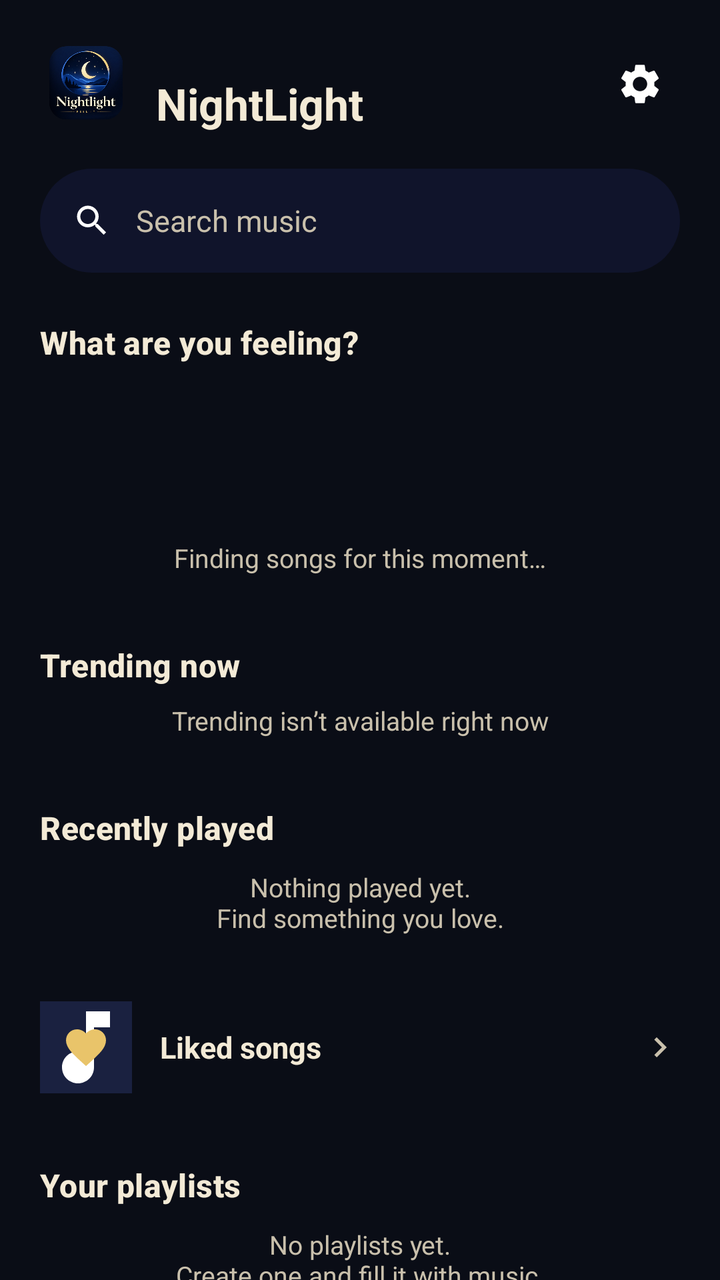
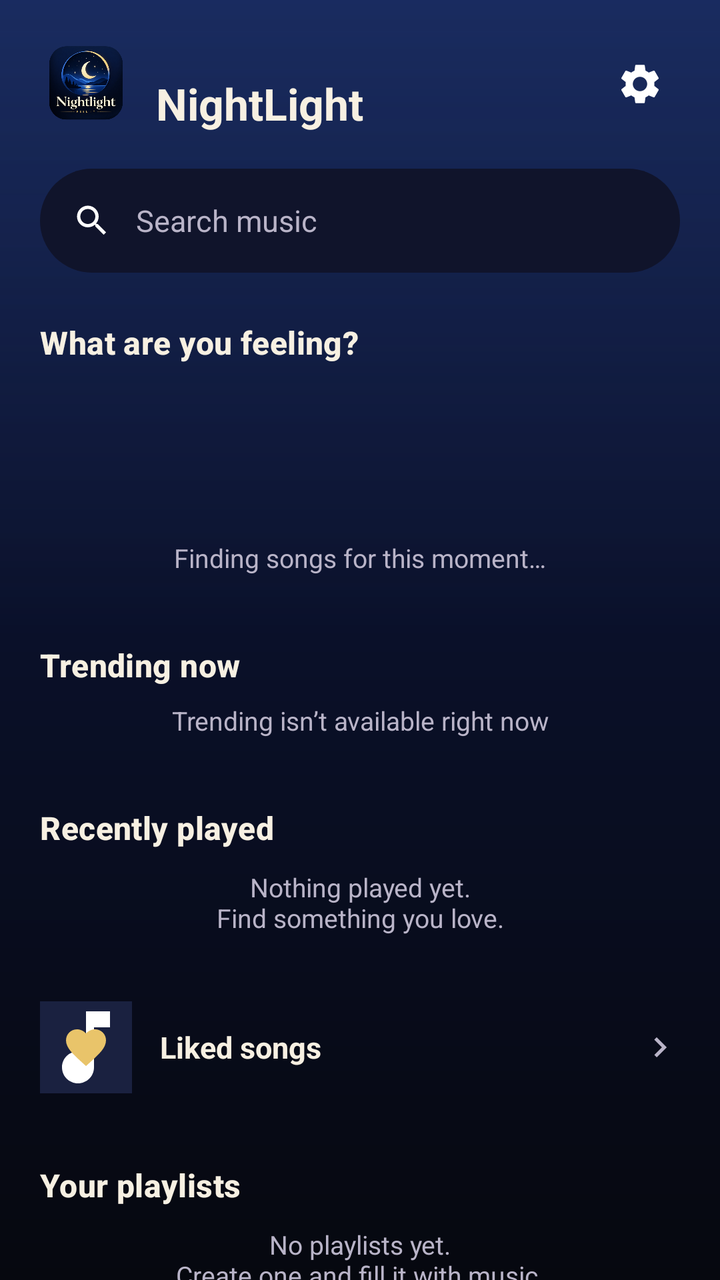

Two renders of the same Android screen: before a commit and after it. Below are the layout's source before the change and the commit's diff.
<!-- AndroidManifest.xml: application theme Theme.NightLight -->
<!-- res/layout/fragment_home.xml -->
<?xml version="1.0" encoding="utf-8"?>
<androidx.core.widget.NestedScrollView xmlns:android="http://schemas.android.com/apk/res/android"
    xmlns:app="http://schemas.android.com/apk/res-auto"
    android:id="@+id/home_scroll"
    android:layout_width="match_parent"
    android:layout_height="match_parent"
    android:background="@color/nightlight_navy_deep"
    android:fillViewport="true"
    android:scrollbars="none">

    <LinearLayout
        android:layout_width="match_parent"
        android:layout_height="wrap_content"
        android:orientation="vertical">

        
        <LinearLayout
            android:layout_width="match_parent"
            android:layout_height="wrap_content"
            android:gravity="center_vertical"
            android:orientation="horizontal"
            android:paddingStart="@dimen/screen_padding"
            android:paddingTop="18dp"
            android:paddingEnd="@dimen/screen_padding">

            <ImageView
                android:id="@+id/home_logo"
                android:layout_width="46dp"
                android:layout_height="46dp"
                android:contentDescription="@string/app_name"
                android:src="@drawable/nightlight_logo" />

            <LinearLayout
                android:layout_width="0dp"
                android:layout_height="wrap_content"
                android:layout_marginStart="12dp"
                android:layout_weight="1"
                android:orientation="vertical">

                <TextView
                    android:id="@+id/home_greeting"
                    android:layout_width="match_parent"
                    android:layout_height="wrap_content"
                    android:textColor="@color/nightlight_gold"
                    android:textSize="14sp" />

                <TextView
                    android:layout_width="match_parent"
                    android:layout_height="wrap_content"
                    android:text="@string/app_name"
                    android:textColor="@color/nightlight_cream"
                    android:textSize="22sp"
                    android:textStyle="bold" />
            </LinearLayout>

            <ImageButton
                android:id="@+id/home_settings"
                android:layout_width="40dp"
                android:layout_height="40dp"
                android:background="?attr/selectableItemBackgroundBorderless"
                android:contentDescription="@string/action_settings"
                android:src="@drawable/ic_settings" />
        </LinearLayout>

        
        <LinearLayout
            android:id="@+id/home_search_bar"
            android:layout_width="match_parent"
            android:layout_height="52dp"
            android:layout_marginStart="@dimen/screen_padding"
            android:layout_marginTop="18dp"
            android:layout_marginEnd="@dimen/screen_padding"
            android:background="@drawable/bg_search_bar"
            android:clickable="true"
            android:focusable="true"
            android:gravity="center_vertical"
            android:orientation="horizontal"
            android:paddingStart="16dp"
            android:paddingEnd="16dp">

            <ImageView
                android:layout_width="20dp"
                android:layout_height="20dp"
                android:contentDescription="@string/action_search"
                android:src="@drawable/ic_search" />

            <TextView
                android:layout_width="0dp"
                android:layout_height="wrap_content"
                android:layout_marginStart="12dp"
                android:layout_weight="1"
                android:text="@string/home_search_hint"
                android:textColor="@color/nightlight_cream_dim"
                android:textSize="15sp" />
        </LinearLayout>

        
        <TextView
            android:layout_width="wrap_content"
            android:layout_height="wrap_content"
            android:layout_marginStart="@dimen/screen_padding"
            android:layout_marginTop="24dp"
            android:text="@string/mood_question"
            android:textAppearance="@style/NightLightSectionTitle" />

        <HorizontalScrollView
            android:layout_width="match_parent"
            android:layout_height="wrap_content"
            android:layout_marginTop="10dp"
            android:clipToPadding="false"
            android:paddingStart="8dp"
            android:paddingEnd="8dp"
            android:scrollbars="none">

            <LinearLayout
                android:id="@+id/home_mood_row"
                android:layout_width="wrap_content"
                android:layout_height="wrap_content"
                android:orientation="horizontal" />
        </HorizontalScrollView>

        
        <TextView
            android:id="@+id/home_for_you_title"
            android:layout_width="wrap_content"
            android:layout_height="wrap_content"
            android:layout_marginStart="@dimen/screen_padding"
            android:layout_marginTop="26dp"
            android:textColor="@color/nightlight_gold"
            android:textSize="19sp"
            android:textStyle="bold" />

        <TextView
            android:id="@+id/home_for_you_subtitle"
            android:layout_width="wrap_content"
            android:layout_height="wrap_content"
            android:layout_marginStart="@dimen/screen_padding"
            android:layout_marginTop="2dp"
            android:textColor="@color/nightlight_cream_dim"
            android:textSize="12sp" />

        <FrameLayout
            android:layout_width="match_parent"
            android:layout_height="wrap_content">

            <androidx.recyclerview.widget.RecyclerView
                android:id="@+id/home_for_you"
                android:layout_width="match_parent"
                android:layout_height="wrap_content"
                android:layout_marginTop="8dp"
                android:clipToPadding="false"
                android:nestedScrollingEnabled="false"
                android:paddingStart="8dp"
                android:paddingEnd="8dp"
                android:scrollbars="none" />

            <TextView
                android:id="@+id/home_for_you_empty"
                android:layout_width="match_parent"
                android:layout_height="wrap_content"
                android:gravity="center"
                android:paddingTop="8dp"
                android:paddingBottom="8dp"
                android:text="@string/empty_for_you"
                android:textColor="@color/nightlight_cream_dim"
                android:textSize="13sp" />
        </FrameLayout>

        
        <TextView
            android:id="@+id/home_trending_title"
            android:layout_width="wrap_content"
            android:layout_height="wrap_content"
            android:layout_marginStart="@dimen/screen_padding"
            android:layout_marginTop="26dp"
            android:text="@string/section_trending"
            android:textAppearance="@style/NightLightSectionTitle" />

        <FrameLayout
            android:layout_width="match_parent"
            android:layout_height="wrap_content">

            <androidx.recyclerview.widget.RecyclerView
                android:id="@+id/home_trending"
                android:layout_width="match_parent"
                android:layout_height="wrap_content"
                android:layout_marginTop="8dp"
                android:clipToPadding="false"
                android:nestedScrollingEnabled="false"
                android:paddingStart="8dp"
                android:paddingEnd="8dp"
                android:scrollbars="none" />

            <TextView
                android:id="@+id/home_trending_empty"
                android:layout_width="match_parent"
                android:layout_height="wrap_content"
                android:gravity="center"
                android:paddingTop="8dp"
                android:paddingBottom="8dp"
                android:text="@string/empty_trending"
                android:textColor="@color/nightlight_cream_dim"
                android:textSize="13sp" />
        </FrameLayout>

        
        <TextView
            android:layout_width="wrap_content"
            android:layout_height="wrap_content"
            android:layout_marginStart="@dimen/screen_padding"
            android:layout_marginTop="26dp"
            android:text="@string/section_recently_played"
            android:textAppearance="@style/NightLightSectionTitle" />

        <FrameLayout
            android:layout_width="match_parent"
            android:layout_height="wrap_content">

            <androidx.recyclerview.widget.RecyclerView
                android:id="@+id/home_recent"
                android:layout_width="match_parent"
                android:layout_height="wrap_content"
                android:layout_marginTop="8dp"
                android:clipToPadding="false"
                android:nestedScrollingEnabled="false"
                android:paddingStart="8dp"
                android:paddingEnd="8dp"
                android:scrollbars="none" />

            <TextView
                android:id="@+id/home_recent_empty"
                android:layout_width="match_parent"
                android:layout_height="wrap_content"
                android:layout_marginStart="@dimen/screen_padding"
                android:layout_marginEnd="@dimen/screen_padding"
                android:gravity="center"
                android:paddingTop="10dp"
                android:paddingBottom="10dp"
                android:text="@string/empty_recently_played"
                android:textColor="@color/nightlight_cream_dim"
                android:textSize="13sp" />
        </FrameLayout>

        
        <LinearLayout
            android:id="@+id/home_liked_row"
            android:layout_width="match_parent"
            android:layout_height="64dp"
            android:layout_marginStart="@dimen/screen_padding"
            android:layout_marginTop="14dp"
            android:layout_marginEnd="@dimen/screen_padding"
            android:background="?attr/selectableItemBackground"
            android:gravity="center_vertical"
            android:orientation="horizontal">

            <ImageView
                android:layout_width="46dp"
                android:layout_height="46dp"
                android:background="@drawable/bg_artwork_placeholder"
                android:contentDescription="@string/section_liked_songs"
                android:padding="11dp"
                android:src="@drawable/ic_favorite"
                app:tint="@color/nightlight_gold" />

            <TextView
                android:layout_width="0dp"
                android:layout_height="wrap_content"
                android:layout_marginStart="14dp"
                android:layout_weight="1"
                android:text="@string/section_liked_songs"
                android:textColor="@color/nightlight_cream"
                android:textSize="@dimen/track_title"
                android:textStyle="bold" />

            <TextView
                android:id="@+id/home_liked_count"
                android:layout_width="wrap_content"
                android:layout_height="wrap_content"
                android:textColor="@color/nightlight_cream_dim"
                android:textSize="13sp" />

            <ImageView
                android:layout_width="20dp"
                android:layout_height="20dp"
                android:contentDescription="@string/action_more"
                android:src="@drawable/ic_chevron_right"
                app:tint="@color/nightlight_cream_dim" />
        </LinearLayout>

        
        <TextView
            android:layout_width="wrap_content"
            android:layout_height="wrap_content"
            android:layout_marginStart="@dimen/screen_padding"
            android:layout_marginTop="26dp"
            android:text="@string/section_your_playlists"
            android:textAppearance="@style/NightLightSectionTitle" />

        <FrameLayout
            android:layout_width="match_parent"
            android:layout_height="wrap_content">

            <androidx.recyclerview.widget.RecyclerView
                android:id="@+id/home_playlists"
                android:layout_width="match_parent"
                android:layout_height="wrap_content"
                android:layout_marginTop="8dp"
                android:clipToPadding="false"
                android:nestedScrollingEnabled="false"
                android:paddingStart="8dp"
                android:paddingEnd="8dp"
                android:scrollbars="none" />

            <TextView
                android:id="@+id/home_playlists_empty"
                android:layout_width="match_parent"
                android:layout_height="wrap_content"
                android:layout_marginStart="@dimen/screen_padding"
                android:layout_marginEnd="@dimen/screen_padding"
                android:gravity="center"
                android:paddingTop="10dp"
                android:paddingBottom="10dp"
                android:text="@string/empty_playlists"
                android:textColor="@color/nightlight_cream_dim"
                android:textSize="13sp" />
        </FrameLayout>

        <Space
            android:layout_width="match_parent"
            android:layout_height="24dp" />
    </LinearLayout>
</androidx.core.widget.NestedScrollView>
<!-- resources referenced by this layout -->
<resources>
  <color name="nightlight_cream">#F3EAD6</color>
  <color name="nightlight_cream_dim">#C9C0AC</color>
  <color name="nightlight_gold">#E9C46A</color>
  <color name="nightlight_navy_deep">#0A0D16</color>
  <dimen name="screen_padding">20dp</dimen>
  <dimen name="track_title">15sp</dimen>
  <!-- drawable bg_search_bar (drawable) -->
  <?xml version="1.0" encoding="utf-8"?>
  <shape xmlns:android="http://schemas.android.com/apk/res/android"
      android:shape="rectangle">
      <solid android:color="@color/nightlight_navy" />
      <corners android:radius="26dp" />
  </shape>
  <!-- drawable ic_chevron_right (drawable) -->
  <vector xmlns:android="http://schemas.android.com/apk/res/android"
      android:width="24dp" android:height="24dp"
      android:viewportWidth="24" android:viewportHeight="24">
      <path android:fillColor="#FFFFFFFF" android:pathData="M10,6L8.59,7.41 13.17,12l-4.58,4.59L10,18l6,-6z" />
  </vector>
  <!-- drawable ic_favorite (drawable) -->
  <vector xmlns:android="http://schemas.android.com/apk/res/android"
      android:width="24dp" android:height="24dp"
      android:viewportWidth="24" android:viewportHeight="24">
      <path android:fillColor="#FFFFFFFF" android:pathData="M12,21.35l-1.45,-1.32C5.4,15.36 2,12.28 2,8.5 2,5.42 4.42,3 7.5,3c1.74,0 3.41,0.81 4.5,2.09C13.09,3.81 14.76,3 16.5,3 19.58,3 22,5.42 22,8.5c0,3.78 -3.4,6.86 -8.55,11.54L12,21.35z" />
  </vector>
  <string name="action_more">More options</string>
  <string name="action_search">Search</string>
  <string name="action_settings">Settings</string>
  <string name="app_name">NightLight</string>
  <string name="empty_for_you">Finding songs for this moment…</string>
  <string name="empty_playlists">No playlists yet.\nCreate one and fill it with music.</string>
  <string name="empty_recently_played">Nothing played yet.\nFind something you love.</string>
  <string name="empty_trending">Trending isn’t available right now</string>
  <string name="home_search_hint">Search music</string>
  <string name="mood_question">What are you feeling?</string>
  <string name="section_liked_songs">Liked songs</string>
  <string name="section_recently_played">Recently played</string>
  <string name="section_trending">Trending now</string>
  <string name="section_your_playlists">Your playlists</string>
  <style name="NightLightSectionTitle" parent="TextAppearance.Material3.TitleMedium">
          <item name="android:textColor">@color/nightlight_cream</item>
          <item name="android:textStyle">bold</item>
      </style>
  <color name="nightlight_navy_soft">#1A2140</color>
  <!-- drawable ic_music_note (drawable) -->
  <vector xmlns:android="http://schemas.android.com/apk/res/android"
      android:width="24dp" android:height="24dp"
      android:viewportWidth="24" android:viewportHeight="24">
      <path android:fillColor="#FFFFFFFF" android:pathData="M12,3v10.55c-0.59,-0.34 -1.27,-0.55 -2,-0.55 -2.21,0 -4,1.79 -4,4s1.79,4 4,4 4,-1.79 4,-4L14,7h4L18,3h-6z" />
  </vector>
  <color name="nightlight_navy">#10142B</color>
  <color name="nightlight_navy_card">#151B38</color>
  <color name="nightlight_error">#E76F51</color>
  <!-- unchanged entries left out for length: 5 -->
</resources>

<!-- the commit's change to res/layout/fragment_home.xml (unified diff, before → after) -->
@@ -4,7 +4,7 @@
     android:id="@+id/home_scroll"
     android:layout_width="match_parent"
     android:layout_height="match_parent"
-    android:background="@color/nightlight_navy_deep"
+    android:background="@drawable/bg_home_cinematic"
     android:fillViewport="true"
     android:scrollbars="none">
 
<!-- resource entries referenced after the edit -->
@@ -1,11 +1,33 @@
 <!-- resources referenced by this layout -->
 <resources>
-  <color name="nightlight_cream">#F3EAD6</color>
-  <color name="nightlight_cream_dim">#C9C0AC</color>
+  <color name="nightlight_cream">#F7F0E2</color>
+  <color name="nightlight_cream_dim">#B9B4C8</color>
   <color name="nightlight_gold">#E9C46A</color>
-  <color name="nightlight_navy_deep">#0A0D16</color>
+  <color name="nightlight_navy_deep">#070A16</color>
   <dimen name="screen_padding">20dp</dimen>
   <dimen name="track_title">15sp</dimen>
+  <!-- drawable bg_home_cinematic (drawable) -->
+  <?xml version="1.0" encoding="utf-8"?>
+  <layer-list xmlns:android="http://schemas.android.com/apk/res/android">
+      <item>
+          <shape android:shape="rectangle">
+              <gradient
+                  android:angle="270"
+                  android:startColor="#101A3F"
+                  android:centerColor="#0A1029"
+                  android:endColor="#06080F" />
+          </shape>
+      </item>
+      <item>
+          <shape android:shape="rectangle">
+              <gradient
+                  android:angle="270"
+                  android:startColor="#333D6FE0"
+                  android:centerColor="#003D6FE0"
+                  android:endColor="#003D6FE0" />
+          </shape>
+      </item>
+  </layer-list>
   <!-- drawable bg_search_bar (drawable) -->
   <?xml version="1.0" encoding="utf-8"?>
   <shape xmlns:android="http://schemas.android.com/apk/res/android"
